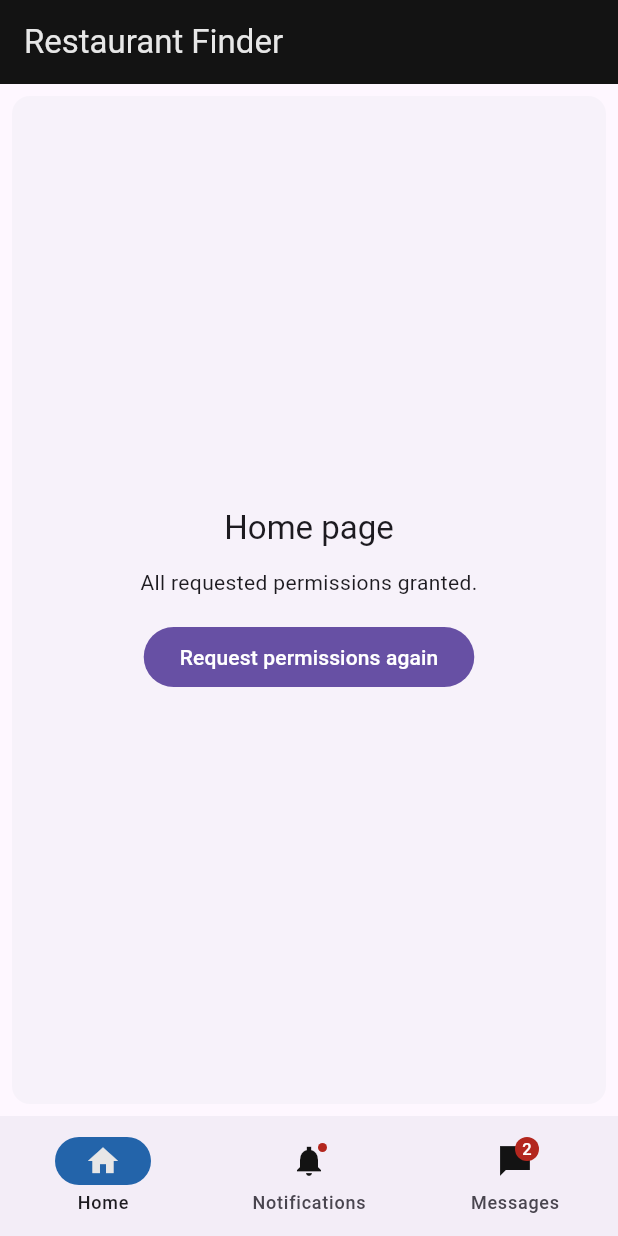
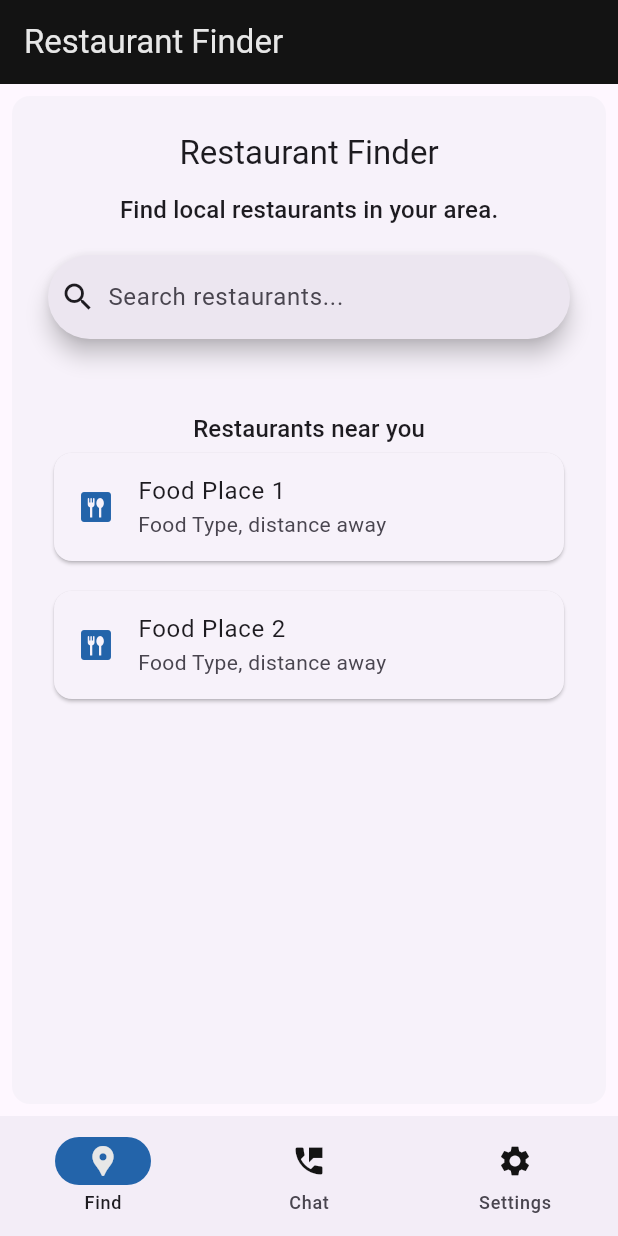
Before and after one commit to Np3-0/Tavio-Frontend, a Flutter app: the screen it shows after launch, on a phone screen of 412 x 824 dp. Run offline on Flutter 3.47's test engine with Material 3 defaults, Android fonts, the phone set to English and light mode, and no system bars; our stand-ins replace permission_handler.

Commit message:
find page layout

```diff
--- a/lib/main.dart
+++ b/lib/main.dart
@@ -76,32 +76,23 @@ class _NavigationExampleState extends State<NavigationExample> {
         selectedIndex: currentPageIndex,
         destinations: const <Widget>[
           NavigationDestination(
-            selectedIcon: Icon(Icons.home, color: AppColors.Alabaster),
-            icon: Icon(Icons.home_outlined, color: AppColors.Onyx),
-            label: 'Home',
+            selectedIcon: Icon(Icons.location_pin, color: AppColors.Alabaster),
+            icon: Icon(Icons.location_pin, color: AppColors.Onyx),
+            label: 'Find',
           ),
           NavigationDestination(
-            selectedIcon: Badge(
-              child: Icon(Icons.notifications_sharp, color: AppColors.Alabaster),
-            ),
-            icon: Badge(
-              child: Icon(Icons.notifications_sharp, color: AppColors.Onyx),
-            ),
-            label: 'Notifications',
+            selectedIcon: Icon(Icons.perm_phone_msg, color: AppColors.Alabaster),
+            icon: Icon(Icons.perm_phone_msg, color: AppColors.Onyx),
+            label: 'Chat',
           ),
           NavigationDestination(
-            selectedIcon: Badge(
-              label: Text('2'),
-              child: Icon(Icons.messenger_sharp, color: AppColors.Alabaster),
-            ),
-            icon: Badge(
-              label: Text('2'),
-              child: Icon(Icons.messenger_sharp, color: AppColors.Onyx),
-            ),
-            label: 'Messages',
+            selectedIcon: Icon(Icons.settings, color: AppColors.Alabaster),
+            icon: Icon(Icons.settings, color: AppColors.Onyx),
+            label: 'Settings',
           ),
         ],
       ),
+
       body: <Widget>[
         /// Home page
         Card(
@@ -110,27 +101,44 @@ class _NavigationExampleState extends State<NavigationExample> {
           margin: const EdgeInsets.all(8.0),
           child: SizedBox.expand(
             child: Padding(
-              padding: const EdgeInsets.all(16.0),
+              padding: const EdgeInsets.all(24.0),
               child: Column(
-                mainAxisAlignment: MainAxisAlignment.center,
+                mainAxisAlignment: MainAxisAlignment.start,
                 children: <Widget>[
-                  Text('Home page', style: theme.textTheme.titleLarge),
+                  Text('Restaurant Finder', style: theme.textTheme.titleLarge),
                   const SizedBox(height: 12),
                   Text(
-                    permissionSummary,
-                    textAlign: TextAlign.center,
+                    'Find local restaurants in your area.',
+                    style: theme.textTheme.titleMedium,
                   ),
-                  const SizedBox(height: 16),
-                  FilledButton(
-                    onPressed: isCheckingPermissions ? null : _runPermissionCheck,
-                    child: Text(
-                      isCheckingPermissions
-                          ? 'Checking permissions...'
-                          : 'Request permissions again',
-                    ),
+                  const SizedBox(height: 18),
+                  SearchBar(
+                    hintText: 'Search restaurants...',
+                    leading: Icon(Icons.search),
+                    onChanged: (value) {},
+                  ),
+                  const SizedBox(height: 48),
+                  Text('Restaurants near you', style: theme.textTheme.titleMedium),
+                  Expanded(
+                    child: ListView(
+                      children: const <Widget>[
+                        Card(child: ListTile(
+                          leading: Icon(Icons.dining, color: AppColors.Ocean),
+                          title: Text('Food Place 1'),
+                          subtitle: Text('Food Type, distance away'),
+                        )),
+                        const SizedBox(height: 12),
+                        Card(child: ListTile(
+                          leading: Icon(Icons.dining, color: AppColors.Ocean),
+                          title: Text('Food Place 2'),
+                          subtitle: Text('Food Type, distance away'),
+                        )),
+                        const SizedBox(height: 12),
+                      ],
+                    )
                   ),
                 ],
-              ),
+              )
             ),
           ),
         ),
```
Also changed, not shown: 1 other file.
